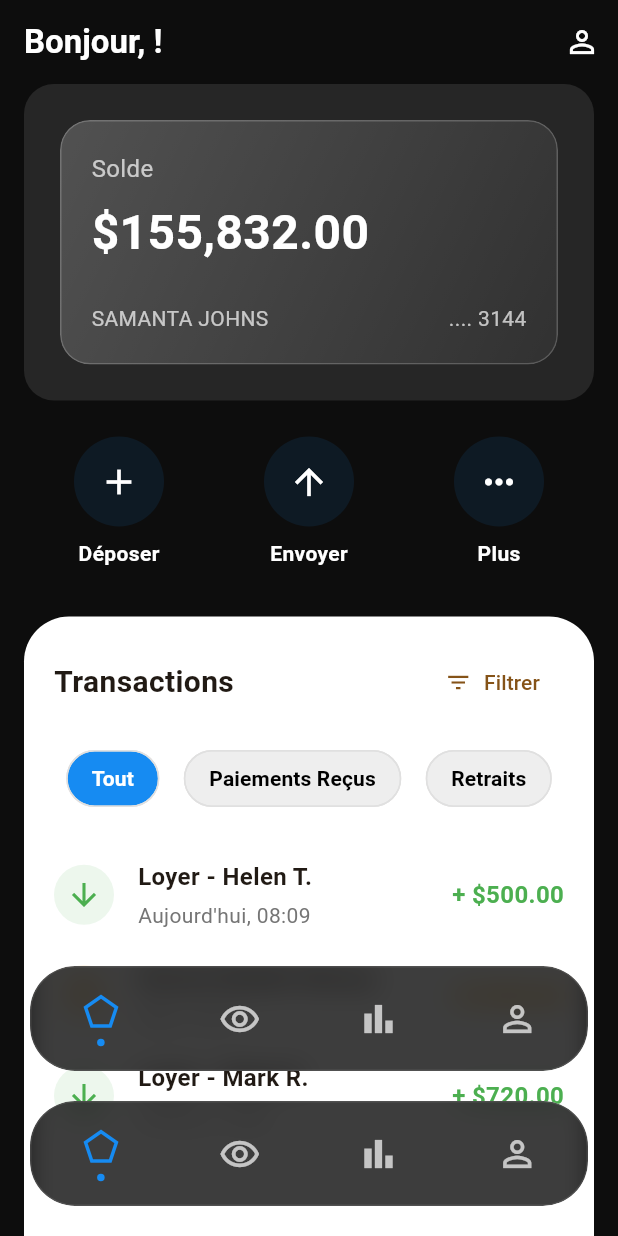
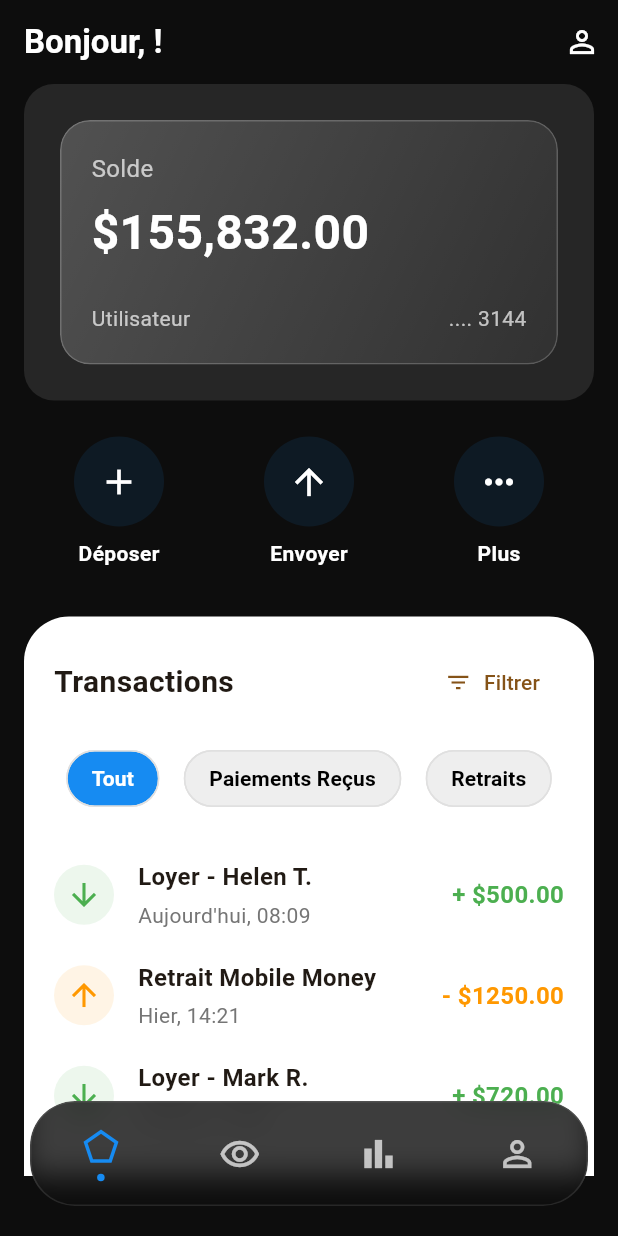
Before and after one commit to Gigiledixneuf/immobilix_project, a Flutter app: the HomePage screen opened by its route, on a phone screen of 412 x 824 dp. Run offline on Flutter 3.47's test engine with Material 3 defaults, Android fonts, the phone set to English and light mode, and no system bars; our stand-ins replace flutter_dotenv, flutter_riverpod, get_it, get_storage, go_router; accounts and stored records are empty; network calls fail.

Commit message:
feat(HomePage) : Ajout du nom dynamic dans le balance_card - Ajout d'un bouton Mes Bien pour aller vers la liste de logement pour le bailleur dans action_buttons

```diff
--- a/lib/pages/home/components/action_buttons.dart
+++ b/lib/pages/home/components/action_buttons.dart
@@ -1,23 +1,33 @@
 import 'package:flutter/material.dart';
+import 'package:go_router/go_router.dart';
 import 'package:immobilx/utils/theme/app_theme.dart';
 
 class ActionButtons extends StatelessWidget {
-  const ActionButtons({super.key});
+  final bool isLandlord;
+  const ActionButtons({super.key, required this.isLandlord});
 
   @override
   Widget build(BuildContext context) {
     return Row(
       mainAxisAlignment: MainAxisAlignment.spaceAround,
       children: [
-        _buildActionButton(icon: Icons.add, label: 'Déposer'),
-        _buildActionButton(icon: Icons.arrow_upward, label: 'Envoyer'),
-        _buildActionButton(icon: Icons.more_horiz, label: 'Plus'),
+        _buildActionButton(context, icon: Icons.add, label: 'Déposer'),
+        _buildActionButton(context, icon: Icons.arrow_upward, label: 'Envoyer'),
+        if (isLandlord)
+          _buildActionButton(context,
+              icon: Icons.house,
+              label: 'Mes Biens',
+              onTap: () => context.go('/app/bailleur/properties')),
+        _buildActionButton(context, icon: Icons.more_horiz, label: 'Plus'),
       ],
     );
   }
 
-  Widget _buildActionButton({required IconData icon, required String label}) {
-    return Column(
+  Widget _buildActionButton(BuildContext context,
+      {required IconData icon, required String label, VoidCallback? onTap}) {
+    return GestureDetector(
+      onTap: onTap,
+      child: Column(
         children: [
           Container(
             padding: const EdgeInsets.all(16),
@@ -31,14 +41,13 @@ class ActionButtons extends StatelessWidget {
           ),
           const SizedBox(height: 8),
           // Le texte utilise déjà lightTextColor (Blanc) d'après la correction précédente
-        Text(
-            label,
+          Text(label,
               style: const TextStyle(
                   fontWeight: FontWeight.w600,
                   color: AppTheme.lightTextColor // Défini pour le texte
-            )
+              )),
+        ],
       ),
-      ],
     );
   }
 }
--- a/lib/pages/home/components/balance_card.dart
+++ b/lib/pages/home/components/balance_card.dart
@@ -1,16 +1,25 @@
 import 'dart:ui';
 import 'package:flutter/material.dart';
+import 'package:flutter_riverpod/flutter_riverpod.dart'; // NÉCESSAIRE pour ConsumerWidget et WidgetRef
 
-class BalanceCard extends StatelessWidget {
+import '../../profile/profile_controller.dart';
+
+// 1. CHANGER StatelessWidget pour ConsumerWidget
+class BalanceCard extends ConsumerWidget {
   const BalanceCard({super.key});
 
   @override
-  Widget build(BuildContext context) {
+  // La signature de build est correcte pour ConsumerWidget
+  Widget build(BuildContext context, WidgetRef ref) {
+    final profileState = ref.watch(profileControllerProvider);
+    // On utilise une valeur vide si l'objet user ou fullName est null
+    final userName = profileState.user?.fullName ?? 'Utilisateur';
+
     return Container(
       padding: const EdgeInsets.all(24),
       decoration: BoxDecoration(
         borderRadius: BorderRadius.circular(20),
-        color: Colors.white.withOpacity(0.1), // Base pour l'effet de verre
+        color: Colors.white.withOpacity(0.1),
       ),
       child: ClipRRect(
         borderRadius: BorderRadius.circular(20),
@@ -30,15 +39,16 @@ class BalanceCard extends StatelessWidget {
                 ],
               ),
             ),
-            child: const Column(
+            // 2. RETIRER le mot-clé const de Column et de sa liste children
+            child: Column(
               crossAxisAlignment: CrossAxisAlignment.start,
-              children: [
-                Text(
+              children: [ // La liste des enfants ne doit plus être const
+                const Text(
                   'Solde',
                   style: TextStyle(color: Colors.white70, fontSize: 16),
                 ),
-                SizedBox(height: 8),
-                Text(
+                const SizedBox(height: 8),
+                const Text(
                   '\$155,832.00',
                   style: TextStyle(
                     color: Colors.white,
@@ -46,15 +56,17 @@ class BalanceCard extends StatelessWidget {
                     fontWeight: FontWeight.bold,
                   ),
                 ),
-                SizedBox(height: 24),
+                const SizedBox(height: 24),
                 Row(
                   mainAxisAlignment: MainAxisAlignment.spaceBetween,
                   children: [
                     Text(
-                      'SAMANTA JOHNS',
-                      style: TextStyle(color: Colors.white70, fontSize: 14),
+                      // Utilisation de la variable userName pour afficher le nom
+                      // J'ai remplacé 'SAMANTA JOHNS, ${user?.fullName ?? ''}!' par une version plus simple:
+                      userName,
+                      style: const TextStyle(color: Colors.white70, fontSize: 14),
                     ),
-                    Text(
+                    const Text(
                       '.... 3144',
                       style: TextStyle(color: Colors.white70, fontSize: 14),
                     ),
--- a/lib/pages/home/homePage.dart
+++ b/lib/pages/home/homePage.dart
@@ -1,25 +1,11 @@
-import 'dart:ui';
 import 'package:flutter/material.dart';
 import 'package:flutter_riverpod/flutter_riverpod.dart';
-import 'package:go_router/go_router.dart';
 import 'package:immobilx/pages/home/components/action_buttons.dart';
 import 'package:immobilx/pages/home/components/balance_card.dart';
 import 'package:immobilx/pages/home/components/tenants_sections.dart';
 import 'package:immobilx/pages/home/components/transactions_list.dart';
 import 'package:immobilx/pages/profile/profile_controller.dart';
 import 'package:immobilx/utils/theme/app_theme.dart';
-
-// Définir les routes de la barre de navigation
-// ⚠️ ASSUREZ-VOUS QUE CES ROUTES EXISTENT DANS VOTRE CONFIGURATION GO_ROUTER
-const List<String> navRoutes = [
-  '/app/home',       // 0: Accueil (Home)
-  '/app/transactions', // 1: Transactions (Exemple)
-  '/app/stats',        // 2: Statistiques (Exemple)
-  '/app/profile',      // 3: Profil (Exemple)
-];
-
-// Créer un provider pour gérer l'index actif de la barre de navigation
-final selectedTabIndexProvider = StateProvider<int>((ref) => 0);
 
 class HomePage extends ConsumerWidget {
   const HomePage({super.key});
@@ -30,22 +16,7 @@ class HomePage extends ConsumerWidget {
     final user = profileState.user;
     final isLandlord = user?.roles?.any((role) => role.name == 'bailleur') ?? false;
 
-    // Lire l'index actif pour mettre en surbrillance l'icône
-    final selectedIndex = ref.watch(selectedTabIndexProvider);
-
-    // Fonction de navigation
-    void onTapped(int index) {
-      if (selectedIndex != index) {
-        ref.read(selectedTabIndexProvider.notifier).state = index;
-        // Naviguer vers la route correspondante
-        context.go(navRoutes[index]);
-      }
-    }
-
-    const double bottomNavBarHeight = 100.0;
-
     return Scaffold(
-      extendBody: true,
       backgroundColor: AppTheme.darkBackgroundColor,
       body: CustomScrollView(
         slivers: [
@@ -61,8 +32,9 @@ class HomePage extends ConsumerWidget {
             ),
             actions: [
               IconButton(
-                // Cet IconButton navigue directement vers la route du profil (index 3)
-                onPressed: () => onTapped(3),
+                onPressed: () {
+                  // La navigation est maintenant gérée par l'AppShell
+                },
                 icon: const Icon(Icons.person_outline, color: AppTheme.lightTextColor),
               ),
             ],
@@ -77,7 +49,7 @@ class HomePage extends ConsumerWidget {
                     children: [
                       const BalanceCard(),
                       const SizedBox(height: 24),
-                      const ActionButtons(),
+                      ActionButtons(isLandlord: isLandlord),
                       const SizedBox(height: 32),
                       Container(
                         padding: const EdgeInsets.all(20),
@@ -95,7 +67,6 @@ class HomePage extends ConsumerWidget {
                               const SizedBox(height: 24),
                             ],
                             const TransactionsList(),
-                            SizedBox(height: bottomNavBarHeight),
                           ],
                         ),
                       ),
@@ -107,120 +78,6 @@ class HomePage extends ConsumerWidget {
           ),
         ],
       ),
-      // Passer l'index actif et la fonction de navigation au CustomBottomNavBar
-      bottomNavigationBar: CustomBottomNavBar(
-        selectedIndex: selectedIndex,
-        onTapped: onTapped,
-      ),
     );
   }
 }
-
-// 💡 CustomBottomNavBar avec gestion de l'état (index) et du callback de navigation
-class CustomBottomNavBar extends StatelessWidget {
-  final int selectedIndex;
-  final Function(int) onTapped;
-
-  const CustomBottomNavBar({
-    super.key,
-    required this.selectedIndex,
-    required this.onTapped,
-  });
-
-  @override
-  Widget build(BuildContext context) {
-    final double safeAreaPadding = MediaQuery.of(context).padding.bottom;
-
-    return Padding(
-      padding: EdgeInsets.fromLTRB(20.0, 0, 20.0, 20.0 + safeAreaPadding),
-      child: ClipRRect(
-        borderRadius: BorderRadius.circular(30),
-        child: BackdropFilter(
-          filter: ImageFilter.blur(sigmaX: 10, sigmaY: 10),
-          child: Container(
-            height: 70,
-            decoration: BoxDecoration(
-              color: AppTheme.darkPrimary.withOpacity(0.8),
-              borderRadius: BorderRadius.circular(30),
-              border: Border.all(color: Colors.white.withOpacity(0.1)),
-            ),
-            child: Row(
-              mainAxisAlignment: MainAxisAlignment.spaceAround,
-              children: [
-                _NavItem(
-                  icon: Icons.pentagon_outlined,
-                  index: 0,
-                  isActive: selectedIndex == 0,
-                  onTap: onTapped,
-                ),
-                _NavItem(
-                  icon: Icons.remove_red_eye_outlined,
-                  index: 1,
-                  isActive: selectedIndex == 1,
-                  onTap: onTapped,
-                ),
-                _NavItem(
-                  icon: Icons.bar_chart_sharp,
-                  index: 2,
-                  isActive: selectedIndex == 2,
-                  onTap: onTapped,
-                ),
-                _NavItem(
-                  icon: Icons.person_outline,
-                  index: 3,
-                  isActive: selectedIndex == 3,
-                  onTap: onTapped,
-                ),
-              ],
-            ),
-          ),
-        ),
-      ),
-    );
-  }
-}
-
-class _NavItem extends StatelessWidget {
-  final IconData icon;
-  final bool isActive;
-  final int index;
-  final Function(int) onTap;
-
-  const _NavItem({
-    required this.icon,
-    required this.index,
-    required this.onTap,
-    this.isActive = false,
-  });
-
-  @override
-  Widget build(BuildContext context) {
-    // 💡 Ajout d'un GestureDetector pour capter le clic
-    return GestureDetector(
-      onTap: () => onTap(index),
-      child: SizedBox(
-        width: 70, // Zone de clic généreuse
-        child: Column(
-          mainAxisAlignment: MainAxisAlignment.center,
-          children: [
-            Icon(
-              icon,
-              color: isActive ? AppTheme.primaryBlue : Colors.white70,
-              size: 28,
-            ),
-            if (isActive)
-              Container(
-                margin: const EdgeInsets.only(top: 4),
-                width: 5,
-                height: 5,
-                decoration: const BoxDecoration(
-                  color: AppTheme.primaryBlue,
-                  shape: BoxShape.circle,
-                ),
-              ),
-          ],
-        ),
-      ),
-    );
-  }
-}
```
Lines whose indentation alone changed are shown as unchanged.
